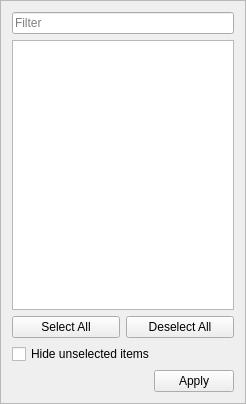
The window that src/gdxviewer/columnfilterframe.ui (GAMS-dev/studio) describes before a commit, drawn with Qt 5.
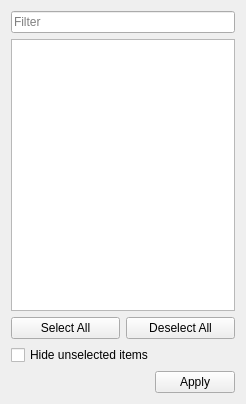
The same window after the commit.

Commit message: change column filter from QFrame to QWidget

```diff
--- a/src/gdxviewer/columnfilterframe.ui
+++ b/src/gdxviewer/columnfilterframe.ui
@@ -1,7 +1,7 @@
 <?xml version="1.0" encoding="UTF-8"?>
 <ui version="4.0">
  <class>gams::studio::gdxviewer::ColumnFilterFrame</class>
- <widget class="QFrame" name="gams::studio::gdxviewer::ColumnFilterFrame">
+ <widget class="QWidget" name="gams::studio::gdxviewer::ColumnFilterFrame">
   <property name="geometry">
    <rect>
     <x>0</x>
@@ -11,13 +11,7 @@
    </rect>
   </property>
   <property name="windowTitle">
-   <string>Frame</string>
-  </property>
-  <property name="frameShape">
-   <enum>QFrame::StyledPanel</enum>
-  </property>
-  <property name="frameShadow">
-   <enum>QFrame::Raised</enum>
+   <string>Form</string>
   </property>
   <layout class="QVBoxLayout" name="verticalLayout">
    <item>
```
